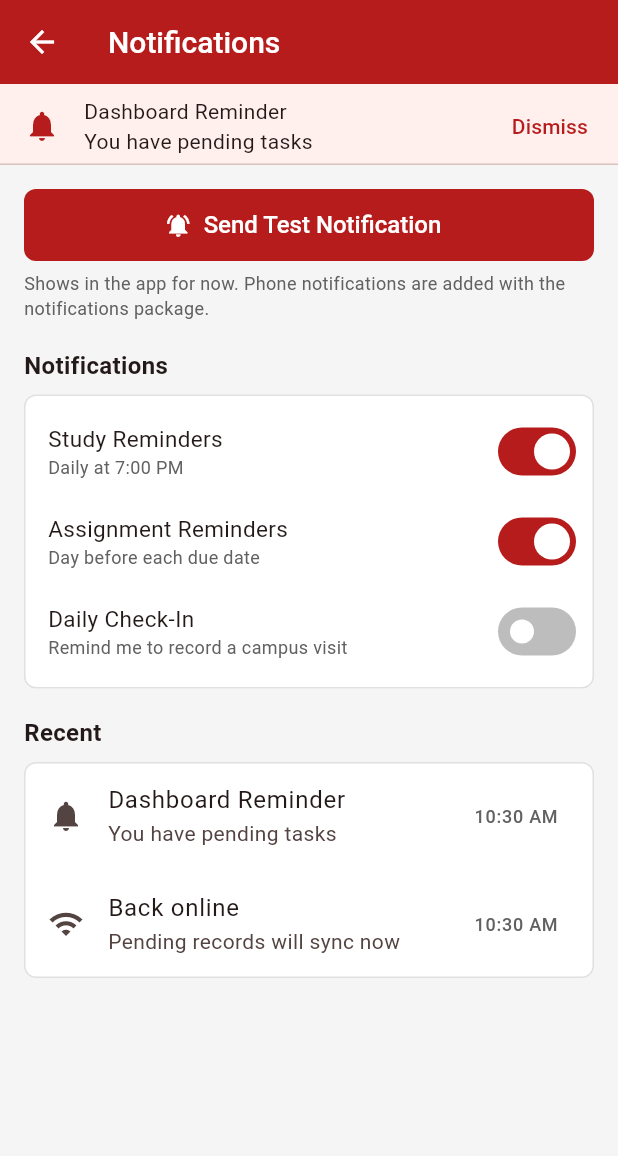
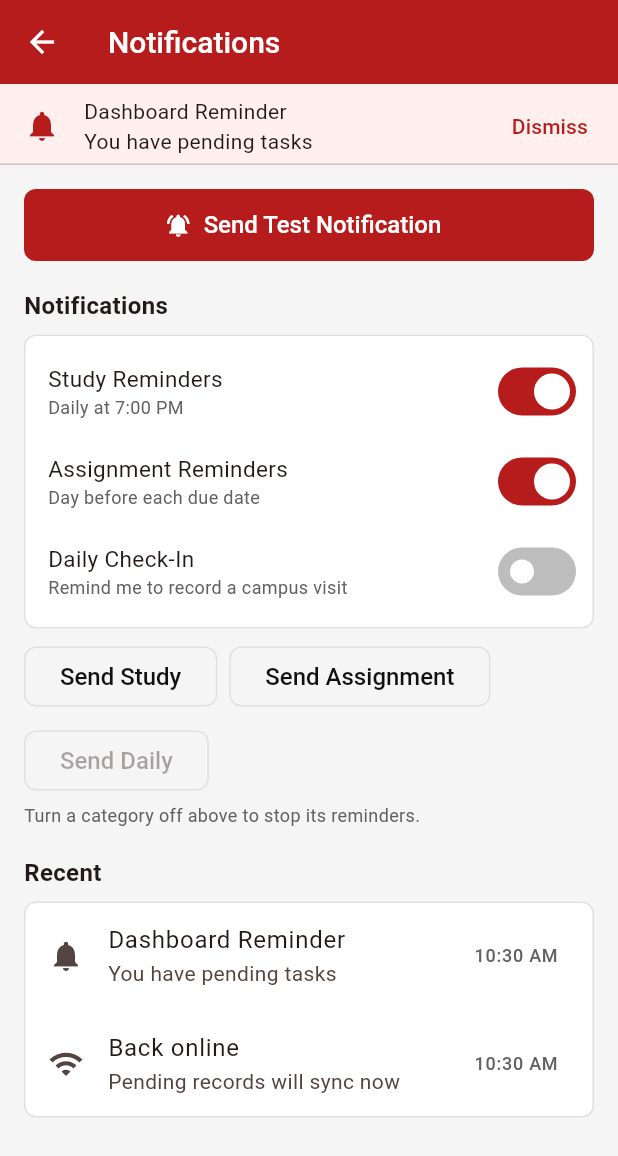
Before and after one commit to Theophilus-Nueva/student_smart_dashboard, a Flutter app: the NotificationsScreen screen opened by its route, after a tap on "Send Test Notification", on a phone screen of 412 x 824 dp. Shown: the top 1156 px of the screen. Run offline on Flutter 3.47's test engine with Material 3 defaults, Android fonts, the phone set to English and light mode, and no system bars; our stand-ins replace connectivity_plus, flutter_local_notifications, geolocator, google_maps_flutter, local_auth, shared_preferences and 1 more; accounts and stored records are empty.

Commit message:
Step 6c: phone notifications and fingerprint login
- flutter_local_notifications: test notification plus Study, Assignment and
  Daily Check-In channels; permission asked on first send; category toggles
  gate their reminders.
- local_auth: fingerprint sign-in for the last account; prompts on the login
  screen when Settings > Fingerprint Login is on.

```diff
--- a/lib/auth/session.dart
+++ b/lib/auth/session.dart
@@ -52,9 +52,10 @@ class Session extends ChangeNotifier {
         return null;
       case BiometricResult.failed:
         return 'Fingerprint not recognised. Try again or use your password.';
+      case BiometricResult.cancelled:
+        return 'Fingerprint sign-in cancelled.';
       case BiometricResult.unavailable:
-        return 'Fingerprint login is not available on this device yet. '
-            'Use your password.';
+        return 'No fingerprint is set up on this device. Use your password.';
     }
   }
 
--- a/lib/screens/shared/notifications_screen.dart
+++ b/lib/screens/shared/notifications_screen.dart
@@ -2,22 +2,43 @@ import 'package:flutter/material.dart';
 
 import '../../models/activity_item.dart';
 import '../../services/app_services.dart';
+import '../../services/app_settings.dart';
+import '../../services/notification_service.dart';
 import '../../theme/app_colors.dart';
 import '../../utils/format.dart';
 import '../../widgets/common.dart';
 import '../../widgets/settings_sections.dart';
 
 /// Shared / Notifications (Week 6): test notification and the three
-/// reminder categories. System notifications need
-/// `flutter_local_notifications`; until then the test shows in the app.
+/// reminder categories, sent as phone notifications.
 class NotificationsScreen extends StatefulWidget {
   const NotificationsScreen({super.key});
+
+  static const _samples = {
+    ReminderCategory.study: (
+      'Study Reminder',
+      'Time to review today’s lessons.',
+      AppSettings.studyReminders,
+    ),
+    ReminderCategory.assignment: (
+      'Assignment Reminder',
+      'An assignment is due tomorrow.',
+      AppSettings.assignmentReminders,
+    ),
+    ReminderCategory.dailyCheckIn: (
+      'Daily Check-In',
+      'Record a campus visit today.',
+      AppSettings.dailyCheckIn,
+    ),
+  };
 
   @override
   State<NotificationsScreen> createState() => _NotificationsScreenState();
 }
 
 class _NotificationsScreenState extends State<NotificationsScreen> {
+  ScaffoldMessengerState? _messenger;
+
   @override
   void initState() {
     super.initState();
@@ -26,19 +47,38 @@ class _NotificationsScreenState extends State<NotificationsScreen> {
     });
   }
 
-  Future<void> _test() async {
-    final activity = AppScope.of(context).activity;
-    await activity.add(
-      ActivityKind.notification,
-      'Dashboard Reminder',
-      'You have pending tasks',
-    );
-    await activity.markAllRead();
+  @override
+  void didChangeDependencies() {
+    super.didChangeDependencies();
+    _messenger = ScaffoldMessenger.maybeOf(context);
+  }
+
+  Future<void> _send(
+    ReminderCategory category,
+    String title,
+    String body,
+  ) async {
+    final services = AppScope.of(context);
+    final allowed = await services.notifications.requestPermission();
+    if (allowed) {
+      await services.notifications.show(category, title, body);
+    }
+    await services.activity.add(ActivityKind.notification, title, body);
+    await services.activity.markAllRead();
     if (!mounted) return;
+    if (!allowed) {
+      showAppSnack(
+        context,
+        'Notifications are turned off for this app in your phone settings.',
+        error: true,
+      );
+      return;
+    }
+    // Also show it in the app, in case the phone is in Do Not Disturb.
     ScaffoldMessenger.of(context).showMaterialBanner(
       MaterialBanner(
         leading: const Icon(Icons.notifications, color: AppColors.brand),
-        content: const Text('Dashboard Reminder\nYou have pending tasks'),
+        content: Text('$title\n$body'),
         actions: [
           TextButton(
             onPressed: () =>
@@ -51,31 +91,57 @@ class _NotificationsScreenState extends State<NotificationsScreen> {
   }
 
   @override
-  void deactivate() {
-    ScaffoldMessenger.maybeOf(context)?.clearMaterialBanners();
-    super.deactivate();
+  void dispose() {
+    _messenger?.clearMaterialBanners();
+    super.dispose();
   }
 
   @override
   Widget build(BuildContext context) {
-    final activity = AppScope.of(context).activity;
+    final services = AppScope.of(context);
+    final activity = services.activity;
+    final settings = services.settings;
     return Scaffold(
       appBar: AppBar(title: const Text('Notifications')),
       body: ListView(
         padding: const EdgeInsets.all(16),
         children: [
           ElevatedButton.icon(
-            onPressed: _test,
+            onPressed: () => _send(
+              ReminderCategory.dashboard,
+              'Dashboard Reminder',
+              'You have pending tasks',
+            ),
             icon: const Icon(Icons.notifications_active),
             label: const Text('Send Test Notification'),
           ),
-          const SizedBox(height: 6),
+          const NotificationTogglesSection(),
+          const SizedBox(height: 8),
+          ListenableBuilder(
+            listenable: settings,
+            builder: (context, _) => Wrap(
+              spacing: 8,
+              runSpacing: 8,
+              children: [
+                for (final MapEntry(key: category, value: sample)
+                    in NotificationsScreen._samples.entries)
+                  OutlinedButton(
+                    style: OutlinedButton.styleFrom(
+                      minimumSize: const Size(0, 40),
+                    ),
+                    onPressed: settings.get(sample.$3)
+                        ? () => _send(category, sample.$1, sample.$2)
+                        : null,
+                    child: Text('Send ${category.label.split(' ').first}'),
+                  ),
+              ],
+            ),
+          ),
+          const SizedBox(height: 4),
           const Text(
-            'Shows in the app for now. Phone notifications are added with '
-            'the notifications package.',
+            'Turn a category off above to stop its reminders.',
             style: TextStyle(fontSize: 12, color: AppColors.muted),
           ),
-          const NotificationTogglesSection(),
           const SectionHeader('Recent'),
           ListenableBuilder(
             listenable: activity,
--- a/lib/services/app_services.dart
+++ b/lib/services/app_services.dart
@@ -13,6 +13,7 @@ import 'biometric_service.dart';
 import 'directory_service.dart';
 import 'file_export_service.dart';
 import 'location_service.dart';
+import 'notification_service.dart';
 import 'student_repository.dart';
 import 'sync_service.dart';
 import 'task_service.dart';
@@ -23,14 +24,17 @@ import 'tour_service.dart';
 class AppServices {
   AppServices({
     required this.prefs,
-    this.biometric = const UnavailableBiometricService(),
+    BiometricService? biometric,
+    NotificationService? notifications,
     ConnectionCheck? connectionCheck,
     this.connectivityChanges = deviceConnectivityChanges,
     Future<Directory> Function()? documentsDirectory,
     UsersFetcher? usersFetcher,
     this.location = const GpsLocationService(),
     this.useNativeMaps = true,
-  }) : auth = AuthService(prefs),
+  }) : biometric = biometric ?? LocalAuthBiometricService(),
+       notifications = notifications ?? LocalNotificationService(),
+       auth = AuthService(prefs),
        directory = DirectoryService(prefs, fetcher: usersFetcher),
        settings = AppSettings(prefs),
        activity = ActivityLog(prefs),
@@ -38,13 +42,14 @@ class AppServices {
        tour = TourService(prefs),
        tasks = TaskService(prefs),
        files = FileExportService(documentsDirectory: documentsDirectory) {
-    session = Session(auth, biometric);
+    session = Session(auth, this.biometric);
     sync = SyncService(prefs, [students, tour, tasks], check: connectionCheck);
   }
 
   final SharedPreferences prefs;
   final Stream<bool> Function() connectivityChanges;
   final BiometricService biometric;
+  final NotificationService notifications;
   final AuthService auth;
   final AppSettings settings;
   final ActivityLog activity;
@@ -88,6 +93,7 @@ class AppServices {
           : 'Changes are saved on this phone',
     );
 
+    unawaited(notifications.init().catchError((Object _) {}));
     unawaited(sync.checkConnection());
     sync.listen(connectivityChanges());
   }
--- /dev/null
+++ b/lib/services/notification_service.dart
@@ -0,0 +1,128 @@
+import 'dart:io' show Platform;
+
+import 'package:flutter_local_notifications/flutter_local_notifications.dart';
+
+/// Week 6 notification categories (one Android channel each).
+enum ReminderCategory {
+  dashboard('dashboard', 'Dashboard', 'General dashboard reminders'),
+  study('study_reminders', 'Study Reminders', 'Daily study reminders'),
+  assignment(
+    'assignment_reminders',
+    'Assignment Reminders',
+    'Reminders before assignments are due',
+  ),
+  dailyCheckIn(
+    'daily_check_in',
+    'Daily Check-In',
+    'Reminders to record a campus visit',
+  );
+
+  const ReminderCategory(this.channelId, this.label, this.description);
+
+  final String channelId;
+  final String label;
+  final String description;
+}
+
+abstract class NotificationService {
+  Future<void> init();
+
+  /// Asks for permission where the OS requires it. Returns false if denied.
+  Future<bool> requestPermission();
+
+  Future<void> show(ReminderCategory category, String title, String body);
+}
+
+/// Phone notifications via `flutter_local_notifications`.
+class LocalNotificationService implements NotificationService {
+  LocalNotificationService();
+
+  final _plugin = FlutterLocalNotificationsPlugin();
+  var _nextId = 0;
+  var _ready = false;
+
+  @override
+  Future<void> init() async {
+    if (_ready) return;
+    _ready =
+        await _plugin.initialize(
+          settings: const InitializationSettings(
+            android: AndroidInitializationSettings('@mipmap/ic_launcher'),
+            // Ask on first use instead of at app start.
+            iOS: DarwinInitializationSettings(
+              requestAlertPermission: false,
+              requestBadgePermission: false,
+              requestSoundPermission: false,
+            ),
+          ),
+        ) ??
+        false;
+  }
+
+  @override
+  Future<bool> requestPermission() async {
+    await init();
+    if (Platform.isAndroid) {
+      final android = _plugin
+          .resolvePlatformSpecificImplementation<
+            AndroidFlutterLocalNotificationsPlugin
+          >();
+      return await android?.requestNotificationsPermission() ?? true;
+    }
+    if (Platform.isIOS) {
+      final ios = _plugin
+          .resolvePlatformSpecificImplementation<
+            IOSFlutterLocalNotificationsPlugin
+          >();
+      return await ios?.requestPermissions(
+            alert: true,
+            badge: true,
+            sound: true,
+          ) ??
+          false;
+    }
+    return true;
+  }
+
+  @override
+  Future<void> show(
+    ReminderCategory category,
+    String title,
+    String body,
+  ) async {
+    await init();
+    await _plugin.show(
+      id: _nextId++,
+      title: title,
+      body: body,
+      notificationDetails: NotificationDetails(
+        android: AndroidNotificationDetails(
+          category.channelId,
+          category.label,
+          channelDescription: category.description,
+          importance: Importance.high,
+          priority: Priority.high,
+        ),
+        iOS: const DarwinNotificationDetails(),
+      ),
+    );
+  }
+}
+
+/// No-op for widget tests.
+class SilentNotificationService implements NotificationService {
+  const SilentNotificationService();
+
+  @override
+  Future<void> init() async {}
+
+  @override
+  Future<bool> requestPermission() async => true;
+
+  @override
+  Future<void> show(
+    ReminderCategory category,
+    String title,
+    String body,
+  ) async {}
+}
```
Also changed, not shown: lib/screens/auth/login_screen.dart (+15 -0 lines), lib/services/biometric_service.dart (+49 -5 lines), 2 other files.
